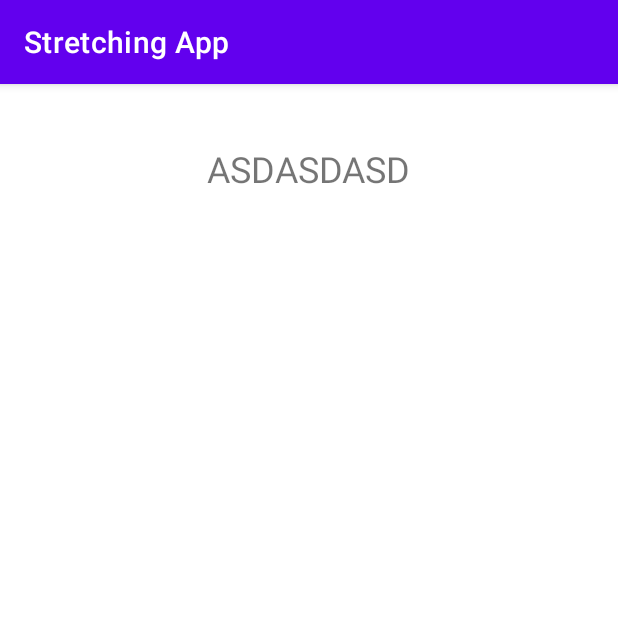
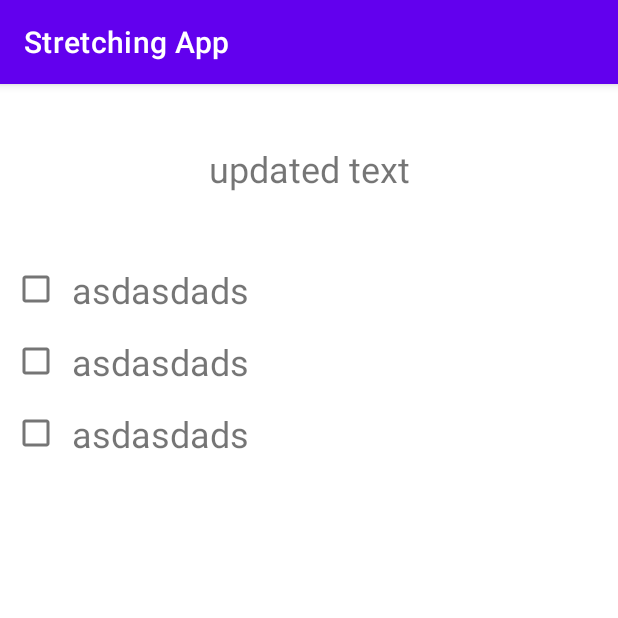
Before and after one commit to whatminjacodes/drag-and-drop-example-android, an Android app: the screen it shows after launch (MainActivity), on a phone screen of 412 x 824 dp, the top half of it. Run offline under Robolectric (Android 15) with nearby library versions, the phone set to English and light mode, and no system bars.

Commit message:
working version of recyclerview

```diff
--- a/app/src/main/java/com/minjee/stretchingapp/view/MainFragment.kt
+++ b/app/src/main/java/com/minjee/stretchingapp/view/MainFragment.kt
@@ -44,12 +44,19 @@ class MainFragment: Fragment() {
     override fun onViewCreated(view: View, savedInstanceState: Bundle?) {
         super.onViewCreated(view, savedInstanceState)
 
+        Log.d("mainfragment", "fragment created")
+
         setupClickListeners()
         viewModel.initializeListOfMoves()
 
+        binding.textView.text = "updated text"
         linearLayoutManager = LinearLayoutManager(context)
+
         binding.recyclerView.layoutManager = linearLayoutManager
-        adapter = RecyclerViewAdapter(viewModel.getListOfMoves())
+        var listOfMoves = viewModel.getListOfMoves()
+
+        Log.d("mainfragment", "list of moves size: " + listOfMoves.listOfMoves.size)
+        binding.recyclerView.adapter = RecyclerViewAdapter(listOfMoves)
 
         //fragmentTextUpdateObserver()
     }
--- a/app/src/main/java/com/minjee/stretchingapp/view/RecyclerViewAdapter.kt
+++ b/app/src/main/java/com/minjee/stretchingapp/view/RecyclerViewAdapter.kt
@@ -2,14 +2,10 @@ package com.minjee.stretchingapp.view
 
 import android.util.Log
 import android.view.LayoutInflater
-import android.view.View
 import android.view.ViewGroup
-import androidx.annotation.LayoutRes
 import androidx.recyclerview.widget.RecyclerView
-import com.minjee.stretchingapp.R
 import com.minjee.stretchingapp.databinding.RecyclerviewItemRowBinding
 import com.minjee.stretchingapp.model.ListData
-import com.minjee.stretchingapp.model.StretchMove
 
 class RecyclerViewAdapter(private val items: ListData) : RecyclerView.Adapter<RecyclerView.ViewHolder>() {
 
--- a/app/src/main/res/layout/fragment_main.xml
+++ b/app/src/main/res/layout/fragment_main.xml
@@ -21,7 +21,6 @@
         android:id="@+id/recyclerView"
         android:layout_width="match_parent"
         android:layout_height="wrap_content"
-        android:background="@color/black"
         android:scrollbars="vertical"
         app:layout_constraintStart_toStartOf="parent"
         app:layout_constraintEnd_toEndOf="parent"
--- a/app/src/main/res/layout/recyclerview_item_row.xml
+++ b/app/src/main/res/layout/recyclerview_item_row.xml
@@ -3,7 +3,6 @@
     xmlns:android="http://schemas.android.com/apk/res/android"
     android:layout_width="match_parent"
     android:layout_height="wrap_content"
-    android:background="@color/purple_200"
     xmlns:app="http://schemas.android.com/apk/res-auto">
 
     <CheckBox
```
